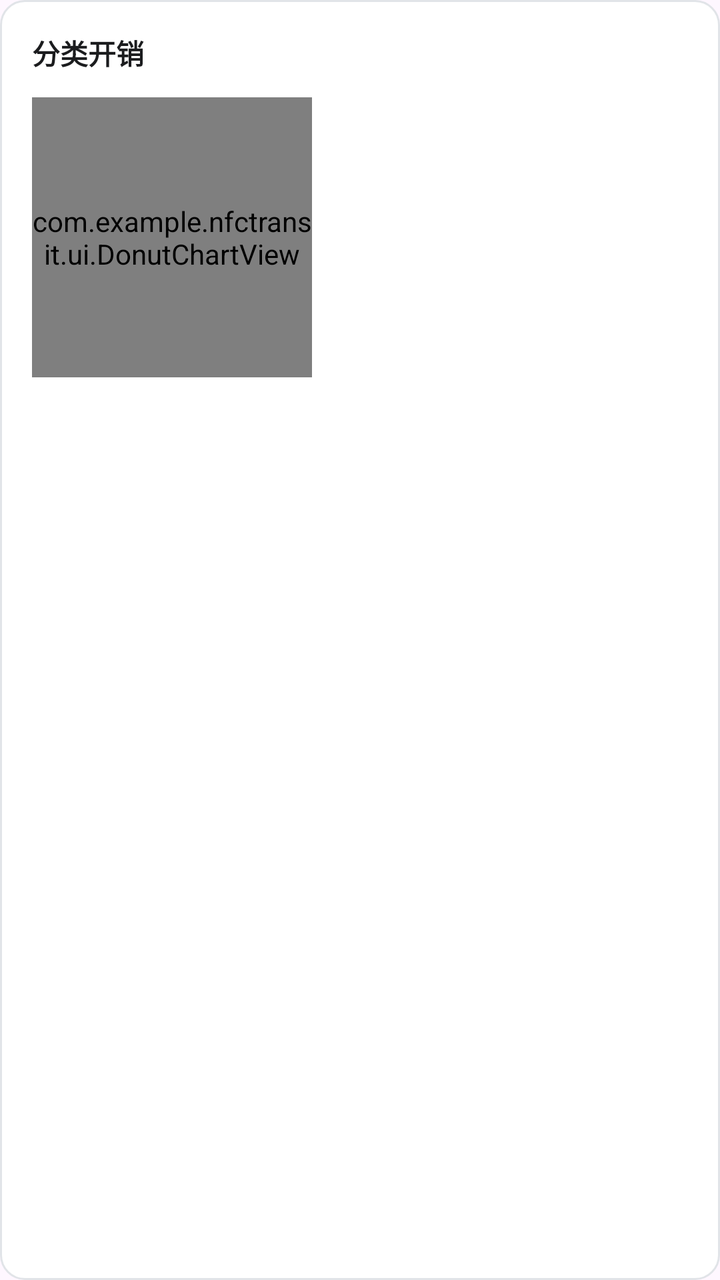
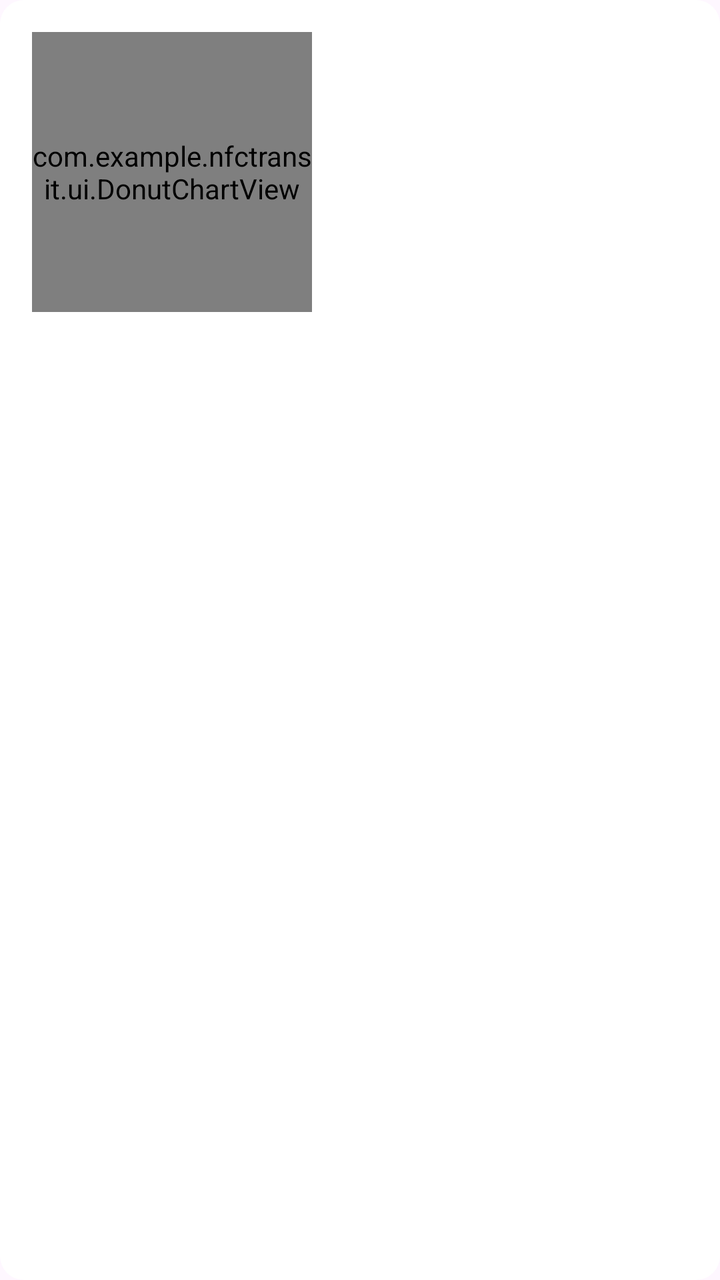

Compare the two renders of this Android layout. The source of the first and the diff that turns it into the second are given below.
<!-- AndroidManifest.xml: application theme Theme.TransitU -->
<!-- res/layout/card_spending_categories.xml -->
<?xml version="1.0" encoding="utf-8"?>
<LinearLayout xmlns:android="http://schemas.android.com/apk/res/android"
    android:layout_width="match_parent"
    android:layout_height="wrap_content"
    android:orientation="vertical"
    android:background="@drawable/bg_content_card"
    android:padding="16dp"
    android:layout_marginBottom="16dp">

    <TextView
        android:layout_width="wrap_content"
        android:layout_height="wrap_content"
        android:text="分类开销"
        android:textColor="@color/ink"
        android:textSize="14sp"
        android:textStyle="bold" />

    <LinearLayout
        android:layout_width="match_parent"
        android:layout_height="wrap_content"
        android:orientation="horizontal"
        android:gravity="center_vertical"
        android:paddingTop="12dp">

        <com.example.nfctransit.ui.DonutChartView
            android:id="@+id/donutChart"
            android:layout_width="140dp"
            android:layout_height="140dp" />

        <LinearLayout
            android:id="@+id/categoryLegend"
            android:layout_width="0dp"
            android:layout_height="wrap_content"
            android:layout_weight="1"
            android:orientation="vertical"
            android:paddingStart="16dp" />
    </LinearLayout>
</LinearLayout>
<!-- resources referenced by this layout -->
<resources>
  <color name="ink">#1B1C1E</color>
  <!-- drawable bg_content_card (drawable) -->
  <?xml version="1.0" encoding="utf-8"?>
  <shape xmlns:android="http://schemas.android.com/apk/res/android">
      <solid android:color="#FFFFFF" />
      <corners android:radius="12dp" />
      <stroke android:width="1dp" android:color="@color/line" />
  </shape>
  <style name="Theme.TransitU" parent="Theme.Material3.DayNight.NoActionBar">
          
          <item name="android:textSelectHandle">@drawable/tu_text_select_handle_middle</item>
          <item name="android:textSelectHandleLeft">@drawable/tu_text_select_handle_left</item>
          <item name="android:textSelectHandleRight">@drawable/tu_text_select_handle_right</item>
  
          
          <item name="android:textColorHighlight">@color/m3_highlighted_text</item>
      </style>
  <color name="line">#E1E4E8</color>
  <!-- drawable tu_text_select_handle_middle (drawable) -->
  <?xml version="1.0" encoding="utf-8"?>
  <bitmap xmlns:android="http://schemas.android.com/apk/res/android"
      android:src="@drawable/abc_text_select_handle_middle_mtrl"
      android:tint="?attr/colorPrimary"
      android:tintMode="src_in" />
  <!-- drawable tu_text_select_handle_left (drawable) -->
  <?xml version="1.0" encoding="utf-8"?>
  <bitmap xmlns:android="http://schemas.android.com/apk/res/android"
      android:src="@drawable/abc_text_select_handle_left_mtrl"
      android:tint="?attr/colorPrimary"
      android:tintMode="src_in" />
  <!-- drawable tu_text_select_handle_right (drawable) -->
  <?xml version="1.0" encoding="utf-8"?>
  <bitmap xmlns:android="http://schemas.android.com/apk/res/android"
      android:src="@drawable/abc_text_select_handle_right_mtrl"
      android:tint="?attr/colorPrimary"
      android:tintMode="src_in" />
</resources>

<!-- the commit's change to res/layout/card_spending_categories.xml (unified diff, before → after) -->
@@ -3,24 +3,16 @@
     android:layout_width="match_parent"
     android:layout_height="wrap_content"
     android:orientation="vertical"
-    android:background="@drawable/bg_content_card"
-    android:padding="16dp"
-    android:layout_marginBottom="16dp">
-
-    <TextView
-        android:layout_width="wrap_content"
-        android:layout_height="wrap_content"
-        android:text="分类开销"
-        android:textColor="@color/ink"
-        android:textSize="14sp"
-        android:textStyle="bold" />
+    android:layout_marginStart="20dp"
+    android:layout_marginEnd="20dp"
+    android:background="@drawable/bg_card_plain"
+    android:padding="16dp">
 
     <LinearLayout
         android:layout_width="match_parent"
         android:layout_height="wrap_content"
         android:orientation="horizontal"
-        android:gravity="center_vertical"
-        android:paddingTop="12dp">
+        android:gravity="center_vertical">
 
         <com.example.nfctransit.ui.DonutChartView
             android:id="@+id/donutChart"
<!-- resource entries referenced after the edit -->
@@ -1,12 +1,10 @@
 <!-- resources referenced by this layout -->
 <resources>
-  <color name="ink">#1B1C1E</color>
-  <!-- drawable bg_content_card (drawable) -->
+  <!-- drawable bg_card_plain (drawable) -->
   <?xml version="1.0" encoding="utf-8"?>
   <shape xmlns:android="http://schemas.android.com/apk/res/android">
-      <solid android:color="#FFFFFF" />
+      <solid android:color="@color/surface" />
       <corners android:radius="12dp" />
-      <stroke android:width="1dp" android:color="@color/line" />
   </shape>
   <style name="Theme.TransitU" parent="Theme.Material3.DayNight.NoActionBar">
           
@@ -17,7 +15,7 @@
           
           <item name="android:textColorHighlight">@color/m3_highlighted_text</item>
       </style>
-  <color name="line">#E1E4E8</color>
+  <color name="surface">#FFFFFF</color>
   <!-- drawable tu_text_select_handle_middle (drawable) -->
   <?xml version="1.0" encoding="utf-8"?>
   <bitmap xmlns:android="http://schemas.android.com/apk/res/android"
